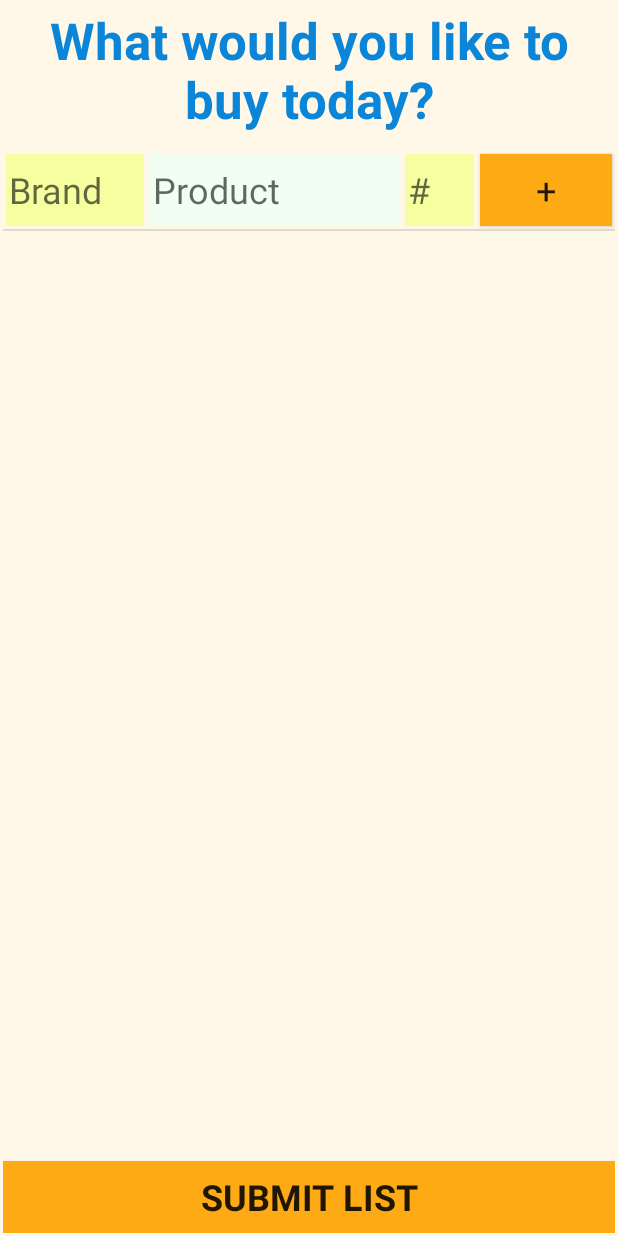
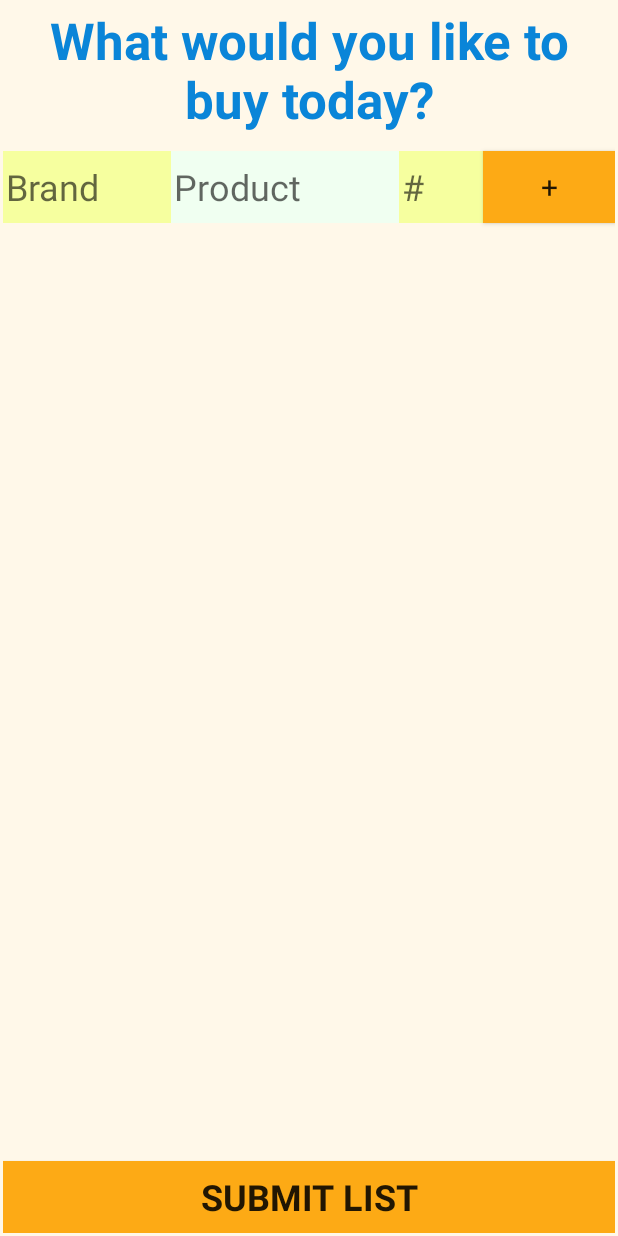
Before and after one commit to shamor/BarGrocery, an Android app: the ShoppingList screen opened directly, with no data from a screen before it, on a phone screen of 412 x 824 dp. Run offline under Robolectric (Android 15) with nearby library versions, the phone set to English and light mode, and no system bars.

Commit message:
Finished up the shopping list creation functionality

```diff
--- a/BarGrocery/app/src/main/AndroidManifest.xml
+++ b/BarGrocery/app/src/main/AndroidManifest.xml
@@ -23,6 +23,7 @@
             <meta-data
                 android:name="android.support.PARENT_ACTIVITY"
                 android:value="com.project.sam.bargrocery.MainActivity" />
+            android:windowSoftInputMode="adjustPan";
         </activity>
         <activity
             android:name=".Results"
--- a/BarGrocery/app/src/main/java/com/project/sam/bargrocery/MyListAdapter.java
+++ b/BarGrocery/app/src/main/java/com/project/sam/bargrocery/MyListAdapter.java
@@ -8,6 +8,7 @@ import android.view.ViewGroup;
 import android.widget.ArrayAdapter;
 import android.widget.Button;
 import android.widget.EditText;
+import android.widget.TextView;
 import android.widget.Toast;
 
 import java.util.ArrayList;
@@ -19,40 +20,53 @@ import java.util.List;
 public class MyListAdapter extends ArrayAdapter {
 
     private Context context;
-    private List<MyHolder> rowArray = new ArrayList<MyHolder>();
-    private int position;
+    MyHolder passedHolder = new MyHolder();
+    List<ShoppingList.stringHolder> rowlist = new ArrayList<ShoppingList.stringHolder>();
 
-    public MyListAdapter(Context context,  List<MyHolder> rowArray, int position) {
-        super(context, R.layout.custom_list_activity, rowArray);
+
+    public MyListAdapter(Context context, List<ShoppingList.stringHolder> rowlist  ) {//String[] values
+        super(context, R.layout.custom_list_activity2);
         this.context = context;
-        this.rowArray = rowArray;
-        this.position = position;
+        this.rowlist = rowlist;
     }
 
     @Override
     public View getView(int position, View convertView, ViewGroup parent) {
 
-        View row =  convertView;//inflater.inflate(R.layout.custom_list_activity, parent, false);
-        LayoutInflater inflater = (LayoutInflater) context.getSystemService(Context.LAYOUT_INFLATER_SERVICE);//((Activity) context).getLayoutInflater();
+        View row =  convertView;
+        MyHolder holder = null;
 
-        if(row == null) {
+            if (row == null) {
+                LayoutInflater inflater =((Activity) context).getLayoutInflater();
+                holder = new MyHolder();
+                row = inflater.inflate(R.layout.custom_list_activity2, parent, false);
 
-            row = inflater.inflate(R.layout.custom_list_activity, parent, false);
+                holder.brand = (TextView) row.findViewById(R.id.brandtv);
+                holder.product = (TextView) row.findViewById(R.id.producttv);
+                holder.quant = (TextView) row.findViewById(R.id.quanttv);
 
-            rowArray.get(position).brand = (EditText) row.findViewById(R.id.brandET);
-            rowArray.get(position).product = (EditText) row.findViewById(R.id.productET);
-            rowArray.get(position).quant = (EditText) row.findViewById(R.id.numET);
-            rowArray.get(position).addbtn = (Button) row.findViewById(R.id.addBtn);
+                row.setTag(holder);
 
-            row.setTag(rowArray.get(position));
+            } else {
+                holder = (MyHolder) row.getTag();
+            }
+
+        //set the textview values to the data collected from the edittexts
+        if(rowlist.get(position).brand != null) {
+            holder.brand.setText(rowlist.get(position).brand);
+            holder.product.setText(rowlist.get(position).product);
+            holder.quant.setText(rowlist.get(position).quantity);
         }
+
         return row;
     }
 
     public static class MyHolder {
-        EditText brand;
-        EditText product;
-        EditText quant;
-        Button addbtn;
+       TextView brand;
+       TextView product;
+       TextView quant;
     }
+
+
+
 }
--- a/BarGrocery/app/src/main/java/com/project/sam/bargrocery/ShoppingList.java
+++ b/BarGrocery/app/src/main/java/com/project/sam/bargrocery/ShoppingList.java
@@ -1,39 +1,25 @@
 package com.project.sam.bargrocery;
 
 import android.app.Activity;
-import android.content.Context;
 import android.content.Intent;
-import android.database.DataSetObserver;
-import android.graphics.Color;
-import android.support.v7.app.ActionBarActivity;
 import android.os.Bundle;
-import android.view.LayoutInflater;
 import android.view.Menu;
 import android.view.MenuItem;
 import android.view.View;
-import android.view.ViewGroup;
-import android.widget.AbsListView;
-import android.widget.ArrayAdapter;
 import android.widget.Button;
 import android.widget.EditText;
-import android.widget.LinearLayout;
-import android.widget.ListAdapter;
 import android.widget.ListView;
-import android.widget.RelativeLayout;
-import android.widget.ScrollView;
-import android.widget.TableLayout;
-import android.widget.TableRow;
-import android.widget.Toast;
+
 
 import java.util.ArrayList;
 import java.util.List;
 
 
 public class ShoppingList extends Activity {
-    MyListAdapter.MyHolder holder = new MyListAdapter.MyHolder();
-    List<MyListAdapter.MyHolder> rows = new ArrayList<MyListAdapter.MyHolder>();
+
+    List<stringHolder> rows = new ArrayList<stringHolder>();
     private  MyListAdapter adapter;
-    private int pos = 0;
+    stringHolder sh = new stringHolder();
 
     @Override
     protected void onCreate(Bundle savedInstanceState) {
@@ -41,13 +27,9 @@ public class ShoppingList extends Activity {
         setContentView(R.layout.activity_shopping_list);
         ListView lv = (ListView) findViewById(R.id.listView);
 
-        //add a holder object to the listview
-
-
-        //View Variables
-        adapter = new MyListAdapter(this,rows,pos);
+        //associate an adapter with the listview
+        adapter = new MyListAdapter(this,rows);
         lv.setAdapter(adapter);
-        adapter.add(holder);
 
 
         Button submitButton = (Button) findViewById(R.id.submitBtn);
@@ -61,101 +43,37 @@ public class ShoppingList extends Activity {
             }
         });
 
-        addRow(1);
+    }//onCreate()
+
+    /**
+     * Add a shopping list item to the listview whenever the add button is pressed
+     * @param v
+     */
+    public void addRowhandler(View v){
+
+        //associate the edittexts from the shopping list xml to values
+        EditText b = (EditText) findViewById(R.id.brandET);
+        EditText p = (EditText) findViewById(R.id.productET);
+        EditText n = (EditText) findViewById(R.id.numET);
+
+        //pull the values from the edittexts and add to the rows array
+        stringHolder sh = new stringHolder();
+        sh.brand = b.getText().toString();
+        sh.product = p.getText().toString();
+        sh.quantity = n.getText().toString();
+
+        //reset Edittexts
+        b.setText("");
+        p.setText("");
+        n.setText("");
+
+        //update the adapter
+        rows.add(sh);
+        adapter.add(rows);
 
 
-    }//onCreate()
-    public void addRowhandler(View v){
+    }//addRowhandler()
 
-        pos++;
-        adapter.add(holder);
-
-        MyListAdapter.MyHolder  h = ( MyListAdapter.MyHolder) adapter.getItem(adapter.getCount()-1);
-        String d = "n:" + adapter.getCount() + ".";
-
-        Toast.makeText(this, h.brand.getText().toString(), Toast.LENGTH_SHORT).show();
-       // adapter.notifyDataSetChanged();
-    }//addRowhandler(View v)
-
-    public void addRow(int id) {
-/*
-        RelativeLayout rl = (RelativeLayout)findViewById(R.id.relativeLayout);
-        RelativeLayout.LayoutParams newParams = new RelativeLayout.LayoutParams(
-                RelativeLayout.LayoutParams.WRAP_CONTENT,
-                RelativeLayout.LayoutParams.WRAP_CONTENT);
-        EditText brand = new EditText(this);
-        brand.setEms(5);
-        brand.setHeight(96);
-        brand.setHint("Brand");
-        newParams.setMargins(0,0,6,12);
-        brand.setBackgroundColor(Color.parseColor("#fffffce0"));
-      if(id!=1) {
-            newParams.addRule(RelativeLayout.BELOW, id-4);
-        }
-        brand.setLayoutParams(newParams);
-        brand.setId(id);
-        rl.addView(brand);
-
-        RelativeLayout.LayoutParams newParams0 = new RelativeLayout.LayoutParams(
-                RelativeLayout.LayoutParams.WRAP_CONTENT,
-                RelativeLayout.LayoutParams.WRAP_CONTENT);
-        EditText product = new EditText(this);
-        product.setHint("Product");
-        product.setEms(7);
-        product.setHeight(96);
-        product.setBackgroundColor(Color.parseColor("#fffff00f"));
-        newParams0.setMargins(0,0,6,12);
-        newParams0.addRule(RelativeLayout.RIGHT_OF,id);
-       if(id!=1) {
-            newParams0.addRule(RelativeLayout.BELOW, id-3);
-        }
-        product.setLayoutParams(newParams0);
-        product.setId(id+1);//editor error, can be ignored
-        rl.addView(product);
-
-
-        RelativeLayout.LayoutParams newParams1 = new RelativeLayout.LayoutParams(
-                RelativeLayout.LayoutParams.WRAP_CONTENT,
-                RelativeLayout.LayoutParams.WRAP_CONTENT);
-        EditText quant = new EditText(this);
-        quant.setHint("#");
-        quant.setEms(2);
-        quant.setHeight(96);
-        quant.setBackgroundColor(Color.parseColor("#fffffce0"));
-        newParams1.setMargins(0,0,6,12);
-        newParams1.addRule(RelativeLayout.RIGHT_OF,id+1);
-        if(id!=1) {
-            newParams1.addRule(RelativeLayout.BELOW, id-2);
-        }
-        quant.setLayoutParams(newParams1);
-        quant.setId(id+2);//editor error, can be ignored
-        rl.addView(quant);
-
-        RelativeLayout.LayoutParams newParams2 = new RelativeLayout.LayoutParams(
-                RelativeLayout.LayoutParams.WRAP_CONTENT,
-                RelativeLayout.LayoutParams.WRAP_CONTENT);
-
-        Button addButton = new Button(this);
-        addButton.setText("+");
-        addButton.setTextSize(20);
-        addButton.setBackgroundColor(Color.parseColor("#fffdaa15"));
-        newParams2.setMargins(0,0,6,12);
-        newParams2.addRule(RelativeLayout.RIGHT_OF,id+2);
-        if(id!=1) {
-            newParams2.addRule(RelativeLayout.BELOW, id-1);
-        }
-        addButton.setLayoutParams(newParams2);
-        addButton.setId(id+3);
-        rl.addView(addButton);
-
-        final int id2 = id;
-        addButton.setOnClickListener(new View.OnClickListener() {
-
-            public void onClick(View v){
-                    addRow(id2+4);
-            }
-        });*/
-    }//addRow(int id)
 
     @Override
     public boolean onCreateOptionsMenu(Menu menu) {
@@ -178,4 +96,14 @@ public class ShoppingList extends Activity {
 
         return super.onOptionsItemSelected(item);
     }
+
+    /**
+     * simple class to hold information about each row in a shopping list
+     * May be changed later inorder to create a groceryitem class
+     */
+    public class stringHolder{
+        String brand;
+        String product;
+        String quantity;
+    }
 }
--- a/BarGrocery/app/src/main/res/layout/activity_shopping_list.xml
+++ b/BarGrocery/app/src/main/res/layout/activity_shopping_list.xml
@@ -51,12 +51,86 @@
         android:textStyle="bold"
         android:typeface="sans"
         android:layout_marginTop="5dp" />
+    <EditText
+        android:layout_width="wrap_content"
+        android:layout_height="match_parent"
+        android:id="@+id/brandET"
+        android:hint="@string/brand"
+        android:background="#fff6ff9f"
+        android:inputType="text"
+        android:textColor="#ff000000"
+        android:textSize="24dp"
+        android:typeface="sans"
+        android:layout_weight="2"
+        android:padding="2dp"
+        android:focusable="true"
+        android:ems="4"
+        android:editable="true"
+        android:enabled="true"
+        android:layout_alignTop="@+id/numET"
+        android:layout_alignParentLeft="true"
+        android:layout_alignParentStart="true"
+        android:layout_alignBottom="@+id/numET" />
+
+    <EditText
+        android:layout_width="wrap_content"
+        android:layout_height="match_parent"
+        android:id="@+id/productET"
+        android:background="#fff0fff1"
+        android:hint="@string/product"
+        android:inputType="text"
+        android:typeface="sans"
+        android:textColor="#ff000000"
+        android:textSize="24dp"
+        android:layout_weight="3"
+        android:padding="2dp"
+        android:ems="7"
+        android:focusable="true"
+        android:layout_toLeftOf="@+id/numET"
+        android:layout_toRightOf="@+id/brandET"
+        android:layout_toEndOf="@+id/brandET"
+        android:layout_alignBottom="@+id/brandET"
+        android:layout_below="@+id/shoplistText" />
+
+    <EditText
+        android:layout_width="wrap_content"
+        android:layout_height="match_parent"
+        android:id="@+id/numET"
+        android:background="#fff6ff9f"
+        android:hint="@string/num"
+        android:textColor="#ff000000"
+        android:typeface="sans"
+        android:textSize="24dp"
+        android:layout_weight="1"
+        android:padding="2dp"
+        android:ems="2"
+        android:focusable="true"
+        android:layout_toLeftOf="@+id/addBtn"
+        android:layout_toStartOf="@+id/addBtn"
+        android:layout_alignBottom="@+id/addBtn"
+        android:layout_below="@+id/shoplistText" />
+
+    <Button
+        android:layout_width="wrap_content"
+        android:layout_height="wrap_content"
+        android:text="@string/add"
+        android:id="@+id/addBtn"
+        android:background="#fffdaa15"
+        android:textAlignment="center"
+        android:textSize="20dp"
+        android:typeface="sans"
+        android:padding="2dp"
+        android:onClick="addRowhandler"
+        android:focusable="false"
+        android:layout_below="@+id/shoplistText"
+        android:layout_alignParentRight="true"
+        android:layout_alignParentEnd="true" />
 
     <ListView
         android:layout_width="wrap_content"
         android:layout_height="wrap_content"
         android:id="@+id/listView"
-        android:layout_below="@+id/shoplistText"
+        android:layout_below="@+id/brandET"
         android:layout_alignParentLeft="true"
         android:layout_alignParentStart="true"
         android:layout_above="@+id/submitBtn" />
--- a/BarGrocery/app/src/main/res/layout/custom_list_activity.xml
+++ b/BarGrocery/app/src/main/res/layout/custom_list_activity.xml
@@ -6,7 +6,8 @@
         android:layout_height="wrap_content"
         android:baselineAligned="true"
         android:orientation="horizontal"
-        android:id="@+id/ListLayout">
+        android:id="@+id/ListLayout"
+    android:focusable="false">
 
 
         <EditText
@@ -23,7 +24,9 @@
             android:padding="2dp"
             android:focusable="true"
             android:ems="4"
-            android:layout_margin="2dp" />
+            android:layout_margin="2dp"
+            android:editable="true"
+            android:enabled="true" />
 
         <EditText
             android:layout_width="wrap_content"
@@ -38,7 +41,8 @@
             android:layout_weight="3"
             android:padding="2dp"
             android:ems="7"
-            android:layout_margin="2dp" />
+            android:layout_margin="2dp"
+            android:focusable="true" />
 
         <EditText
             android:layout_width="wrap_content"
@@ -52,7 +56,8 @@
             android:layout_weight="1"
             android:padding="2dp"
             android:ems="2"
-            android:layout_margin="2dp" />
+            android:layout_margin="2dp"
+            android:focusable="true" />
 
         <Button
             android:layout_width="wrap_content"
@@ -66,7 +71,7 @@
             android:padding="2dp"
             android:layout_margin="2dp"
             android:onClick="addRowhandler"
-        />
+            android:focusable="true" />
 
 
     </LinearLayout>
```
Also changed, not shown: BarGrocery/app/src/main/res/layout/custom_list_activity2.xml (added, +51 -0 lines).
